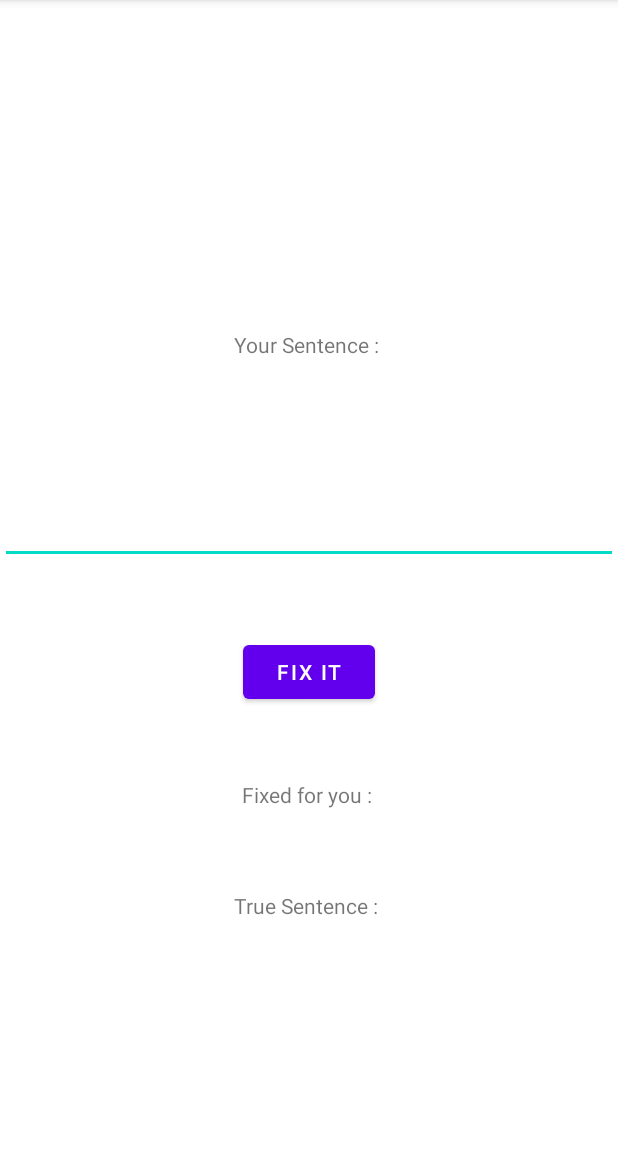
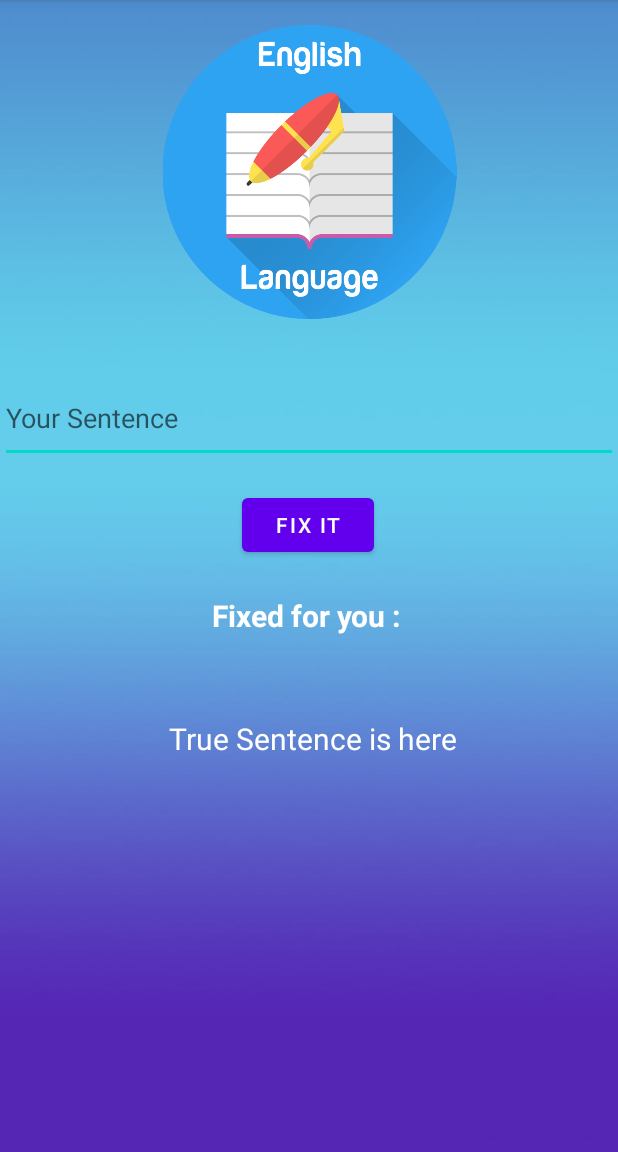
Before and after one commit to Zeynepcc/FixEnglishText, an Android app: the screen it shows after launch (MainActivity), on a phone screen of 412 x 824 dp, the part 84-1236 px from its top. Run offline under Robolectric (Android 15) with nearby library versions, the phone set to English and light mode, and no system bars.

Commit message:
design
Tasarım yapıldı

```diff
--- a/app/build.gradle
+++ b/app/build.gradle
@@ -29,9 +29,11 @@ android {
 
 dependencies {
 
+    implementation fileTree(dir:'lib',includes: ['*.jar'])
     implementation 'androidx.appcompat:appcompat:1.5.1'
     implementation 'com.google.android.material:material:1.6.1'
     implementation 'androidx.constraintlayout:constraintlayout:2.1.4'
+    implementation 'com.android.volley:volley:1.1.0'
     testImplementation 'junit:junit:4.+'
     androidTestImplementation 'androidx.test.ext:junit:1.1.4'
     androidTestImplementation 'androidx.test.espresso:espresso-core:3.5.0'
--- a/app/src/main/AndroidManifest.xml
+++ b/app/src/main/AndroidManifest.xml
@@ -1,6 +1,7 @@
 <?xml version="1.0" encoding="utf-8"?>
 <manifest xmlns:android="http://schemas.android.com/apk/res/android"
     package="com.example.correct">
+    <uses-permission android:name="android.permission.INTERNET " />
 
     <application
         android:allowBackup="true"
@@ -10,6 +11,7 @@
         android:supportsRtl="true"
         android:theme="@style/Theme.Correct">
         <activity
+            android:windowSoftInputMode="adjustPan"
             android:name=".MainActivity"
             android:exported="true">
             <intent-filter>
--- a/app/src/main/java/com/example/correct/MainActivity.java
+++ b/app/src/main/java/com/example/correct/MainActivity.java
@@ -10,5 +10,6 @@ public class MainActivity extends AppCompatActivity {
     protected void onCreate(Bundle savedInstanceState) {
         super.onCreate(savedInstanceState);
         setContentView(R.layout.activity_main);
+
     }
 }
--- a/app/src/main/res/layout/activity_main.xml
+++ b/app/src/main/res/layout/activity_main.xml
@@ -4,36 +4,43 @@
     xmlns:tools="http://schemas.android.com/tools"
     android:layout_width="match_parent"
     android:layout_height="match_parent"
+    android:background="@drawable/bg"
+    android:visibility="visible"
     tools:context=".MainActivity">
 
-    <TextView
-        android:id="@+id/you"
-        android:layout_width="wrap_content"
-        android:layout_height="wrap_content"
-        android:text="Your Sentence : "
-        app:layout_constraintBottom_toTopOf="@+id/edit_text"
-        app:layout_constraintLeft_toLeftOf="parent"
-        app:layout_constraintRight_toRightOf="parent"
+    <ImageView
+        android:id="@+id/imageView"
+        android:layout_width="315dp"
+        android:layout_height="196dp"
+        android:src="@drawable/src"
+        app:layout_constraintBottom_toBottomOf="parent"
+        app:layout_constraintEnd_toEndOf="parent"
+        app:layout_constraintStart_toStartOf="parent"
         app:layout_constraintTop_toTopOf="parent"
-        app:layout_constraintVertical_bias="0.742" />
+        app:layout_constraintVertical_bias="0.029"
+        tools:ignore="MissingConstraints"></ImageView>
 
     <EditText
         android:id="@+id/edit_text"
         android:layout_width="match_parent"
         android:layout_height="60dp"
-        android:layout_centerVertical="@id/you"
-        android:layout_marginBottom="392dp"
+        android:layout_marginTop="36dp"
+        android:hint="Your Sentence"
         android:scrollbars="vertical"
-        app:layout_constraintBottom_toBottomOf="parent"
+        app:layout_constraintTop_toBottomOf="@+id/imageView"
         tools:ignore="MissingConstraints"
         tools:layout_editor_absoluteX="0dp" />
 
     <TextView
         android:id="@+id/textView3"
-        android:layout_width="89dp"
-        android:layout_height="26dp"
-        android:layout_marginTop="144dp"
+        android:layout_width="197dp"
+        android:layout_height="34dp"
+        android:layout_marginTop="88dp"
         android:text="Fixed for you : "
+        android:textAlignment="center"
+        android:textColor="@color/white"
+        android:textSize="20dp"
+        android:textStyle="bold"
         app:layout_constraintEnd_toEndOf="parent"
         app:layout_constraintStart_toStartOf="parent"
         app:layout_constraintTop_toBottomOf="@+id/edit_text"
@@ -44,11 +51,15 @@
         android:layout_width="wrap_content"
         android:layout_height="wrap_content"
         android:layout_marginTop="48dp"
-        android:text="True Sentence : "
+        android:text="True Sentence is here"
+        android:textColor="@color/white"
+        android:textSize="20dp"
+        app:layout_constraintBottom_toBottomOf="parent"
         app:layout_constraintEnd_toEndOf="parent"
-        app:layout_constraintHorizontal_bias="0.501"
+        app:layout_constraintHorizontal_bias="0.511"
         app:layout_constraintStart_toStartOf="parent"
         app:layout_constraintTop_toBottomOf="@+id/textView3"
+        app:layout_constraintVertical_bias="0.0"
         tools:ignore="MissingConstraints" />
 
     <Button
@@ -58,8 +69,10 @@
         android:text="Fix it"
         app:layout_constraintBottom_toTopOf="@+id/textView3"
         app:layout_constraintEnd_toEndOf="parent"
+        app:layout_constraintHorizontal_bias="0.498"
         app:layout_constraintStart_toStartOf="parent"
-        app:layout_constraintTop_toBottomOf="@+id/edit_text" />
+        app:layout_constraintTop_toBottomOf="@+id/edit_text"
+        app:layout_constraintVertical_bias="0.439" />
 
 
 </androidx.constraintlayout.widget.ConstraintLayout>
```
Also changed, not shown: app/src/main/res/drawable-v24/bg.jpeg (added), app/src/main/res/drawable-v24/src.png (added).
